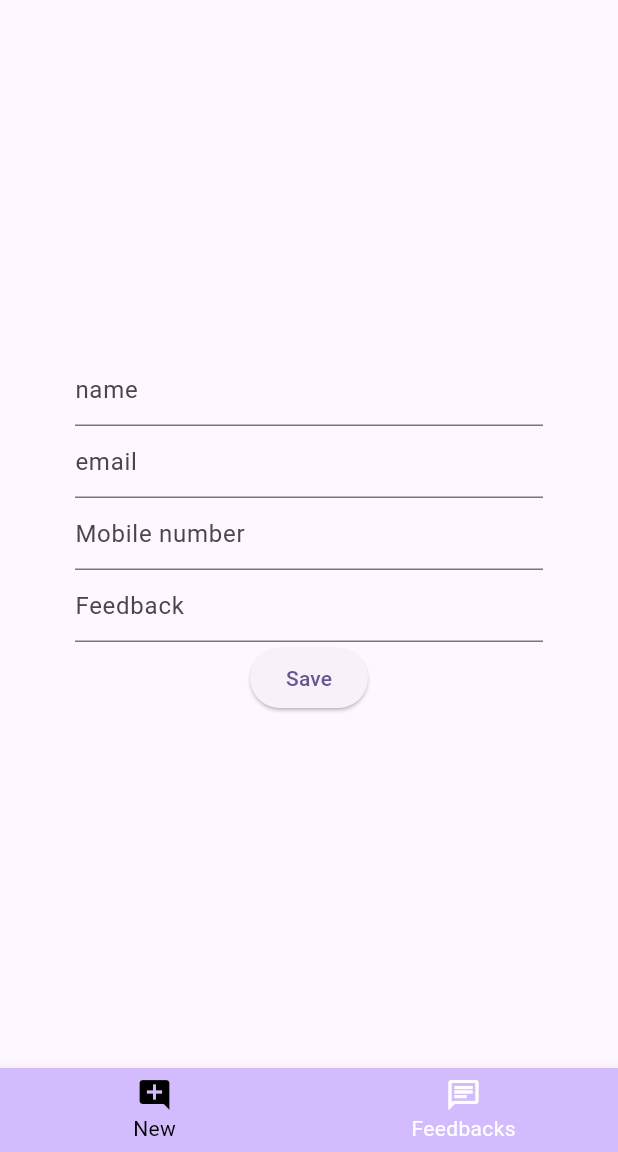
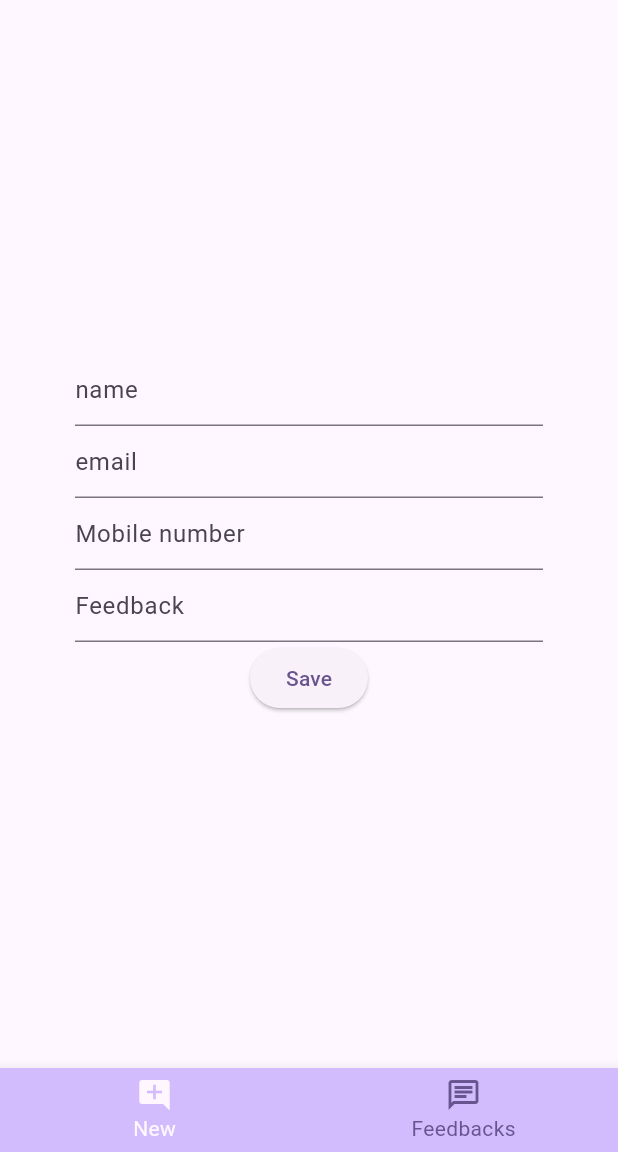
Before and after one commit to Firekepr/Flutter_google_sheet, a Flutter app: the screen it shows after launch, on a phone screen of 412 x 824 dp, the part 84-1236 px from its top. Run offline on Flutter 3.47's test engine with Material 3 defaults, Android fonts, the phone set to English and light mode, and no system bars; drawn by our look-alikes of animated_bottom_navigation_bar; our stand-ins replace shimmer.

Commit message:
Adjust: navigation icons color

```diff
--- a/lib/pages/home/components/navigator_bar.dart
+++ b/lib/pages/home/components/navigator_bar.dart
@@ -19,7 +19,7 @@ class NavigatorBar extends StatelessWidget {
     return AnimatedBottomNavigationBar.builder(
       itemCount: iconList.length,
       tabBuilder: (int index, bool isActive) {
-        final color = isActive ? Colors.black : Colors.white;
+        final color = isActive ? Theme.of(context).scaffoldBackgroundColor : Theme.of(context).primaryColor;
 
         return Column(
           mainAxisSize: MainAxisSize.min,
```
